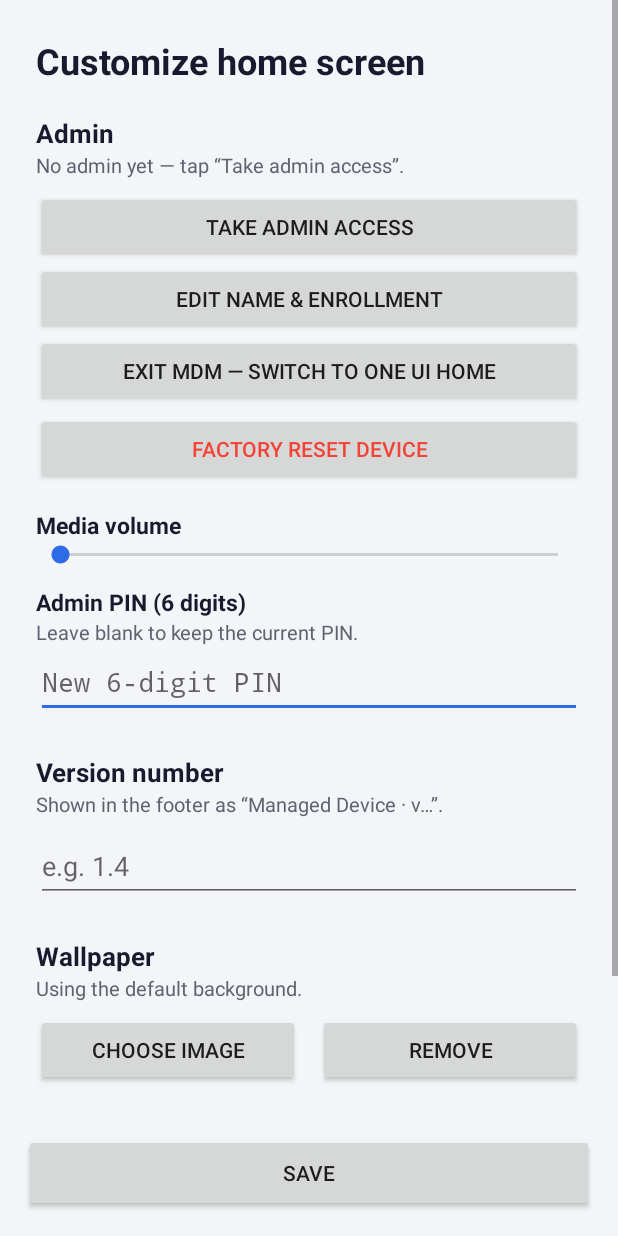
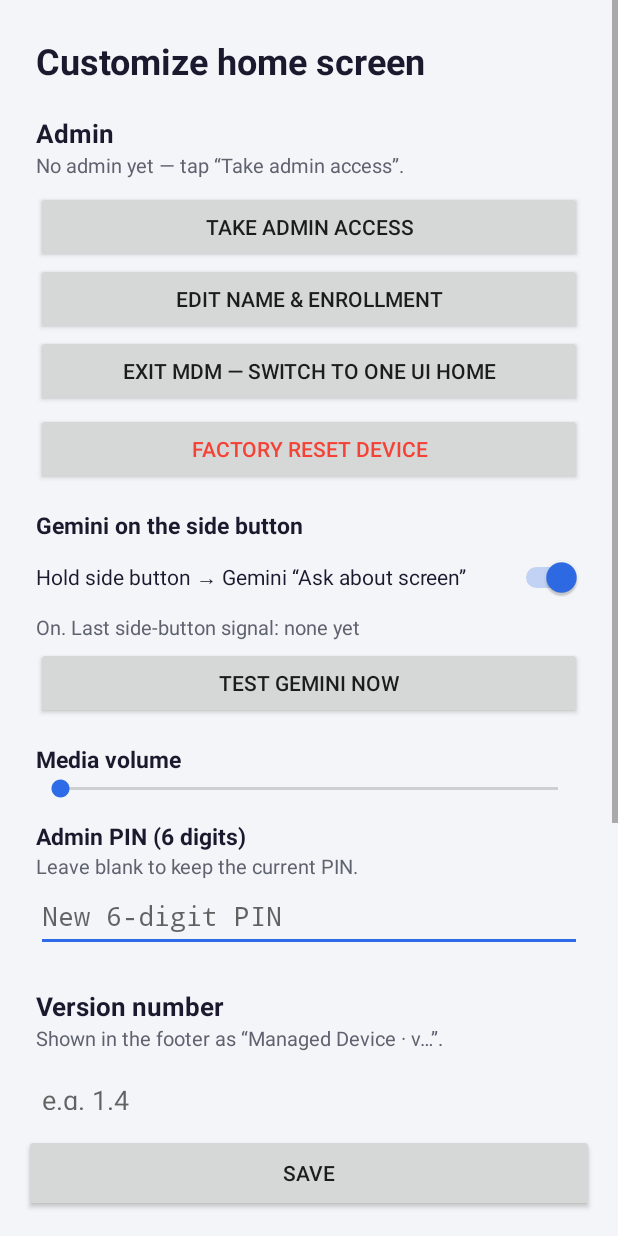
Before and after one commit to mithun-s-maronin/suguna-home, an Android app: the AdminActivity screen opened directly, with no data from a screen before it, on a phone screen of 412 x 824 dp. Run offline under Robolectric (Android 15) with nearby library versions, the phone set to English and light mode, and no system bars.

Commit message:
Gemini on the side button: hold → Gemini "Ask about screen" in the kiosk (v36 / 1.6)
- While the feature is on, allowlist the Google + Gemini apps in lock-task so One UI's
  side-button long-press (Digital assistant → Gemini) isn't blocked by the kiosk.
- Fallback: GeminiAssist listens for the long-press signal ("globalactions" / "assist") and,
  if Gemini didn't come up, launches GeminiAssistActivity: a see-through activity that calls
  Activity.showAssist() so Gemini opens with a screenshot of the app underneath. It only fires
  when it has window focus, so Gemini is never opened twice.
- Admin: on/off switch, "Test Gemini now", and the last side-button signal seen.
- CI: only main/master builds overwrite the "latest" release; other branches upload artifacts.

Co-Authored-By: Claude Opus 5.5 <noreply@anthropic.com>
Claude-Session: https://claude.ai/code/session_01Mo2LAhca3a5zGXUFTa7v98

```diff
--- a/app/build.gradle.kts
+++ b/app/build.gradle.kts
@@ -11,8 +11,8 @@ android {
         applicationId = "com.suguna.home"
         minSdk = 26
         targetSdk = 34
-        versionCode = 35
-        versionName = "1.5"
+        versionCode = 36
+        versionName = "1.6"
 
         // Firebase Realtime Database config for the remote-admin agent. Injected at build time via
         // -PDB_URL / -PDB_SECRET (or env), so the secret is never committed to the repo.
--- a/app/src/main/java/com/suguna/home/AdminActivity.kt
+++ b/app/src/main/java/com/suguna/home/AdminActivity.kt
@@ -14,6 +14,7 @@ import android.widget.CheckBox
 import android.widget.EditText
 import android.widget.LinearLayout
 import android.widget.SeekBar
+import android.widget.Switch
 import android.widget.TextView
 import android.widget.Toast
 import java.io.File
@@ -63,9 +64,40 @@ class AdminActivity : Activity() {
         findViewById<Button>(R.id.btnFactoryReset).setOnClickListener { confirmFactoryReset() }
 
         setupVolumeControl()
+        setupGemini()
         updateAdminStatus()
         updateWallpaperState()
         buildAppList()
+    }
+
+    // ── Gemini on the side button ──────────────────────────────────────
+
+    private fun setupGemini() {
+        val sw = findViewById<Switch>(R.id.swGemini)
+        sw.isChecked = prefs.geminiShortcut
+        sw.setOnCheckedChangeListener { _, on ->
+            prefs.geminiShortcut = on
+            // Adds/removes the Google + Gemini apps from the kiosk allowlist straight away.
+            Kiosk.refreshLockTaskPackages(this)
+            updateGeminiStatus()
+        }
+        findViewById<Button>(R.id.btnTestGemini).setOnClickListener {
+            if (prefs.geminiShortcut) {
+                GeminiAssist.launch(this)
+            } else {
+                Toast.makeText(this, "Turn the switch on first", Toast.LENGTH_SHORT).show()
+            }
+        }
+        updateGeminiStatus()
+    }
+
+    private fun updateGeminiStatus() {
+        val last = prefs.geminiLastSignal.ifBlank { "none yet" }
+        findViewById<TextView>(R.id.tvGeminiStatus).text = if (prefs.geminiShortcut) {
+            "On. Last side-button signal: $last"
+        } else {
+            "Off. Gemini is blocked in the kiosk."
+        }
     }
 
     /** Lets the admin set the media volume even though students can't (restriction is lifted here). */
@@ -93,7 +125,10 @@ class AdminActivity : Activity() {
 
     override fun onResume() {
         super.onResume()
-        if (::prefs.isInitialized) updateAdminStatus()
+        if (::prefs.isInitialized) {
+            updateAdminStatus()
+            updateGeminiStatus()
+        }
     }
 
     // ── Admin & exit ───────────────────────────────────────────────────
--- a/app/src/main/java/com/suguna/home/Prefs.kt
+++ b/app/src/main/java/com/suguna/home/Prefs.kt
@@ -55,7 +55,19 @@ class Prefs(context: Context) {
         get() = sp.getBoolean(KEY_PERM_LOCKED, false)
         set(value) = sp.edit().putBoolean(KEY_PERM_LOCKED, value).apply()
 
+    /** Holding the side button opens Gemini ("Ask about screen") inside the kiosk. Admin switch. */
+    var geminiShortcut: Boolean
+        get() = sp.getBoolean(KEY_GEMINI_SHORTCUT, true)
+        set(value) = sp.edit().putBoolean(KEY_GEMINI_SHORTCUT, value).apply()
+
+    /** Last side-button signal the app saw, e.g. "assistant · 9:41:05 PM" (shown in Admin). */
+    var geminiLastSignal: String
+        get() = sp.getString(KEY_GEMINI_LAST_SIGNAL, "") ?: ""
+        set(value) = sp.edit().putString(KEY_GEMINI_LAST_SIGNAL, value).apply()
+
     private companion object {
+        const val KEY_GEMINI_SHORTCUT = "gemini_shortcut"
+        const val KEY_GEMINI_LAST_SIGNAL = "gemini_last_signal"
         const val KEY_DEVICE_VERIFIED = "device_verified"
         const val KEY_PINNED_APPS = "pinned_apps"
         const val KEY_FOOTER_VERSION = "footer_version"
--- a/app/src/main/res/layout/activity_admin.xml
+++ b/app/src/main/res/layout/activity_admin.xml
@@ -67,6 +67,39 @@
                 android:layout_marginTop="4dp"
                 android:text="Factory reset device"
                 android:textColor="#F44336" />
+
+            <!-- Gemini on the side button -->
+            <TextView
+                android:layout_width="wrap_content"
+                android:layout_height="wrap_content"
+                android:layout_marginTop="16dp"
+                android:text="Gemini on the side button"
+                android:textColor="@color/text_primary"
+                android:textSize="15sp"
+                android:textStyle="bold" />
+
+            <Switch
+                android:id="@+id/swGemini"
+                android:layout_width="match_parent"
+                android:layout_height="wrap_content"
+                android:minHeight="48dp"
+                android:text="Hold side button → Gemini “Ask about screen”"
+                android:textColor="@color/text_primary"
+                android:textSize="14sp" />
+
+            <TextView
+                android:id="@+id/tvGeminiStatus"
+                android:layout_width="wrap_content"
+                android:layout_height="wrap_content"
+                android:textColor="@color/text_secondary"
+                android:textSize="13sp" />
+
+            <Button
+                android:id="@+id/btnTestGemini"
+                android:layout_width="match_parent"
+                android:layout_height="wrap_content"
+                android:layout_marginTop="4dp"
+                android:text="Test Gemini now" />
 
             <!-- Volume (students can't change it in lockdown; set it here) -->
             <TextView
--- a/app/src/main/res/values/themes.xml
+++ b/app/src/main/res/values/themes.xml
@@ -17,4 +17,16 @@
         <item name="android:statusBarColor">#1a1a2e</item>
         <item name="android:navigationBarColor">#1a1a2e</item>
     </style>
+
+    <!-- Gemini trigger (GeminiAssistActivity): fully see-through, no dim, no animation -->
+    <style name="Theme.GeminiTrigger" parent="android:Theme.Material.NoActionBar">
+        <item name="android:windowIsTranslucent">true</item>
+        <item name="android:windowBackground">@android:color/transparent</item>
+        <item name="android:windowContentOverlay">@null</item>
+        <item name="android:windowNoTitle">true</item>
+        <item name="android:backgroundDimEnabled">false</item>
+        <item name="android:windowAnimationStyle">@null</item>
+        <item name="android:statusBarColor">@android:color/transparent</item>
+        <item name="android:navigationBarColor">@android:color/transparent</item>
+    </style>
 </resources>
```
Also changed, not shown: app/src/main/AndroidManifest.xml (+12 -0 lines), app/src/main/java/com/suguna/home/GeminiAssist.kt (added, +172 -0 lines), app/src/main/java/com/suguna/home/GeminiAssistActivity.kt (added, +127 -0 lines), app/src/main/java/com/suguna/home/Kiosk.kt (+29 -7 lines), app/src/main/java/com/suguna/home/RemoteAdminService.kt (+11 -0 lines), 2 other files.
